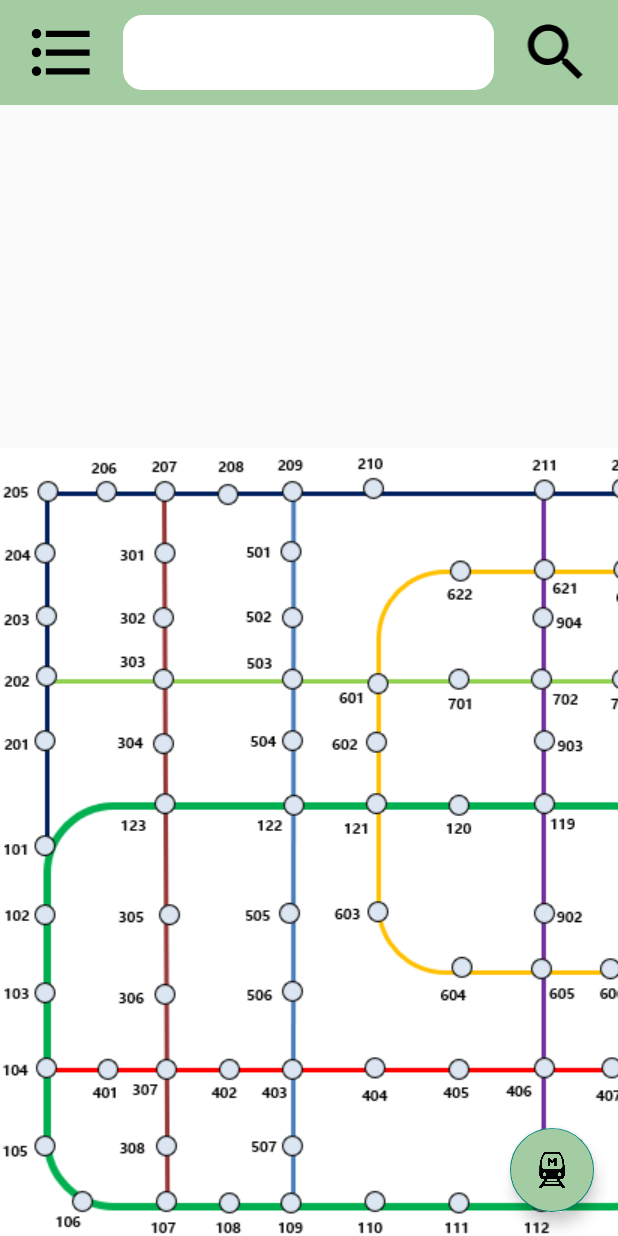
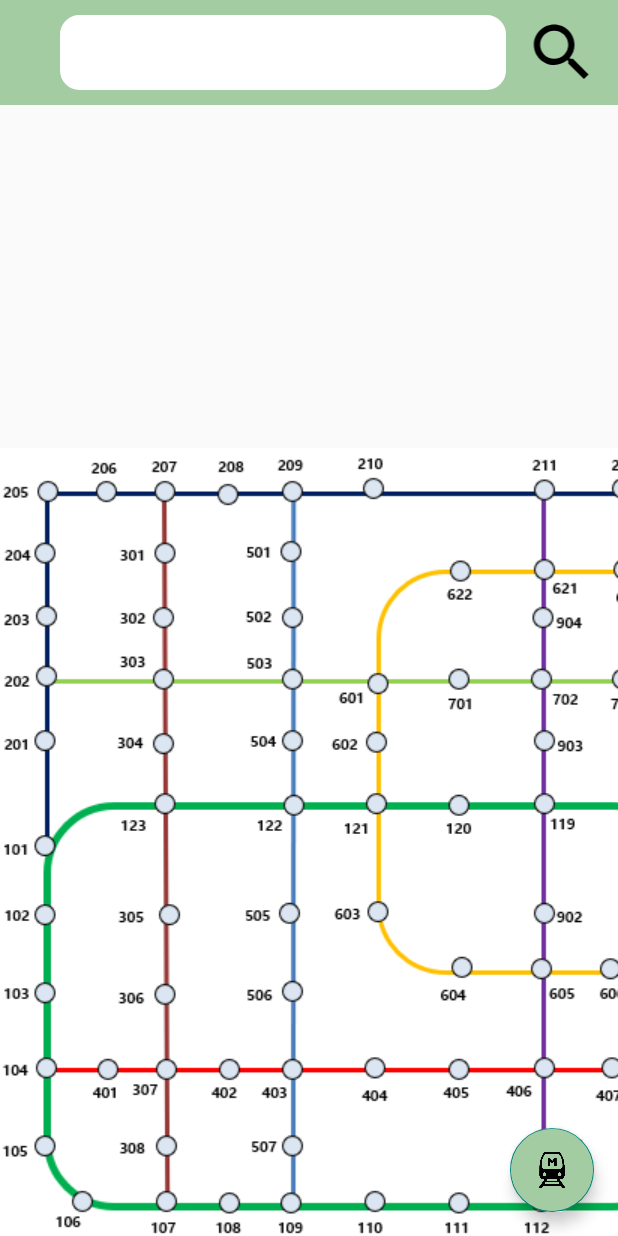
Before and after one commit to rkdgml28/TeamProject, an Android app: the screen it shows after launch (MainActivity), on a phone screen of 412 x 824 dp. Run offline under Robolectric (Android 15) with nearby library versions, the phone set to English and light mode, and no system bars; plain views replace PhotoView.

Commit message:
add Auto-search

```diff
--- a/app/src/main/java/com/app/teamproject/BookmarkActivity.java
+++ b/app/src/main/java/com/app/teamproject/BookmarkActivity.java
@@ -34,6 +34,7 @@ public class BookmarkActivity extends AppCompatActivity implements View.OnClickL
             "701","702","703","704","705","706","707",
             "801","802","803","804","805","806",
             "901","902","903","904");
+
     RecyclerView mRecyclerView;
     BookmarkAdapter mRecyclerAdapter;
     ArrayList mfavStations = new ArrayList<>();
@@ -156,8 +157,6 @@ public class BookmarkActivity extends AppCompatActivity implements View.OnClickL
                 intent = new Intent(this, RoadActivity.class);
                 startActivity(intent);
                 break;
-            case R.id.main_option:
-                break;
         }
     }
 }
--- a/app/src/main/java/com/app/teamproject/MainActivity.java
+++ b/app/src/main/java/com/app/teamproject/MainActivity.java
@@ -14,6 +14,8 @@ import android.view.MotionEvent;
 import android.view.ScaleGestureDetector;
 import android.view.View;
 import android.view.ViewGroup;
+import android.widget.ArrayAdapter;
+import android.widget.AutoCompleteTextView;
 import android.widget.ImageView;
 import android.widget.LinearLayout;
 import android.widget.TextView;
@@ -26,10 +28,21 @@ import com.google.android.material.floatingactionbutton.FloatingActionButton;
 
 public class MainActivity extends AppCompatActivity implements View.OnClickListener {
     FloatingActionButton btnSubway, btnSetting, btnHome, btnRoad, btnStar, btnSearch;
-    ImageView option, search, iv_main;
+    ImageView search, iv_main;
     TextView search_et;
     Boolean isAllFabsVisible;
     LinearLayout linear_main;
+
+    String[] stations = {"101", "102", "103", "104", "105", "106", "107", "108", "109", "110", "111", "112", "113", "114", "115", "116", "117", "118", "119", "120", "121", "122", "123",
+            "201", "202", "203", "204", "205", "206", "207", "208", "209", "210", "211", "212", "213", "214", "215", "216", "217",
+            "301", "302", "303", "304", "305", "305", "307", "308",
+            "401", "402", "403", "404", "405", "406", "407", "408", "409", "410", "411", "412", "413", "414", "415", "416", "417",
+            "501", "502", "503", "504", "505", "506", "507",
+            "601", "602", "603", "604", "605", "606", "607", "608", "609", "610", "611", "612", "613", "614", "615", "616", "617", "618", "619", "620", "621", "622",
+            "701", "702", "703", "704", "705", "706", "707",
+            "801", "802", "803", "804", "805", "806",
+            "901", "902", "903", "904"};
+
     private static Context context;
     private ScaleGestureDetector mScaleGestureDetector;
     private float mScaleFactor = 1.0f;
@@ -63,7 +76,6 @@ public class MainActivity extends AppCompatActivity implements View.OnClickListe
 
         linear_main = findViewById(R.id.linear_main);
         search_et = findViewById(R.id.main_search_et);
-        option = findViewById(R.id.main_option);
         search = findViewById(R.id.main_search);
         iv_main = findViewById(R.id.iv_main);
 
@@ -109,6 +121,9 @@ public class MainActivity extends AppCompatActivity implements View.OnClickListe
         btnStar.setOnClickListener(this);
         btnRoad.setOnClickListener(this);
 
+        AutoCompleteTextView main_search = findViewById(R.id.main_search_et);
+        main_search.setAdapter(new ArrayAdapter<String>(this, android.R.layout.simple_dropdown_item_1line, stations));
+
         // 스케일제스쳐 디텍터 인스턴스
         iv_main.setOnTouchListener(onTouch);
         iv_main.setScaleType(ImageView.ScaleType.MATRIX);
@@ -137,8 +152,6 @@ public class MainActivity extends AppCompatActivity implements View.OnClickListe
             case R.id.fab_road:
                 intent = new Intent(this, RoadActivity.class);
                 startActivity(intent);
-                break;
-            case R.id.main_option:
                 break;
         }
     }
--- a/app/src/main/java/com/app/teamproject/SearchActivity.java
+++ b/app/src/main/java/com/app/teamproject/SearchActivity.java
@@ -52,12 +52,6 @@ public class SearchActivity extends AppCompatActivity implements View.OnClickLis
                 "801", "802", "803", "804", "805", "806",
                 "901", "902", "903", "904"};
 
-
-
-
-    long mNow;
-    Date mDate;
-    SimpleDateFormat mFormat = new SimpleDateFormat("hh:mm:ss");
 
     Driver driver = new Driver();
     int[] index;
--- a/app/src/main/res/layout/activity_main.xml
+++ b/app/src/main/res/layout/activity_main.xml
@@ -19,20 +19,14 @@
         android:paddingVertical="10dp"
         android:background="@color/main_color">
 
-        <ImageView
-            android:id="@+id/main_option"
-            android:layout_width="0dp"
-            android:layout_height="50dp"
-            android:layout_weight="2"
-            android:src="@drawable/ic_list"
-            app:tint="@color/black"
-            android:clickable="true"/>
 
-        <EditText
+
+        <AutoCompleteTextView
             android:id="@+id/main_search_et"
             android:layout_width="0dp"
             android:layout_height="match_parent"
-            android:layout_weight="6"
+            android:layout_weight="8"
+            android:layout_marginLeft="40dp"
             android:padding="10dp"
             android:background="@drawable/box_search"
             android:textColor="@color/black"/>
@@ -43,7 +37,7 @@
             android:layout_height="50dp"
             android:layout_weight="2"
             android:src="@drawable/ic_search"
-            android:tint="@color/black"/>
+            android:tint="@color/black" />
 
 
     </LinearLayout>
```
Also changed, not shown: app/src/main/res/layout/activity_road.xml (+3 -9 lines), app/src/main/res/layout/activity_station.xml (+6 -3 lines).
